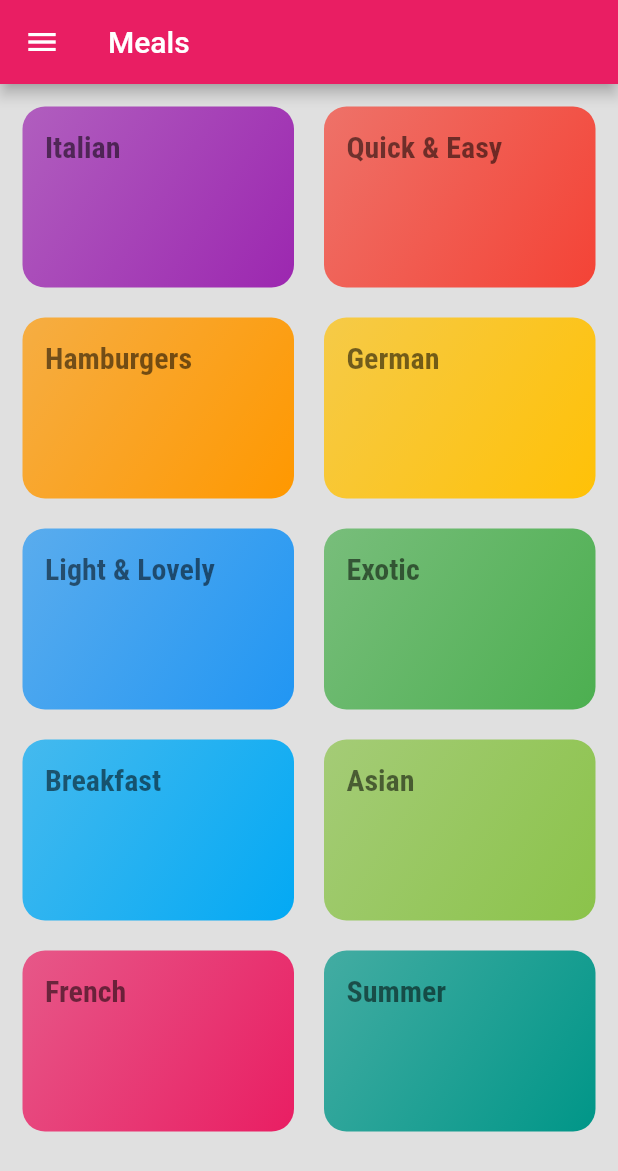
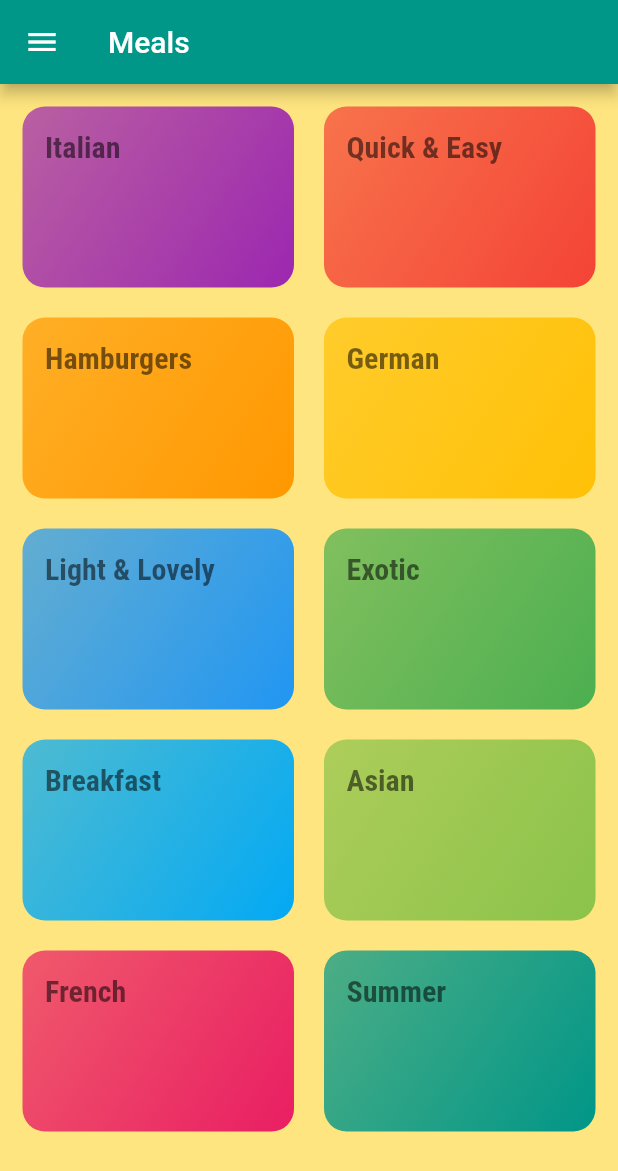
Before and after one commit to muhammadkh242/Recipes, a Flutter app: the screen it shows after launch, on a phone screen of 412 x 824 dp. Shown: the top 1171 px of the screen. Run offline on Flutter 3.47's test engine with Material 2 defaults, Android fonts, the phone set to English and light mode, and no system bars.

Commit message:
add filtration

```diff
--- a/lib/main.dart
+++ b/lib/main.dart
@@ -1,25 +1,64 @@
 import 'package:flutter/material.dart';
+import 'package:meals/dummy_data.dart';
 import 'package:meals/screens/categories_screen.dart';
 import 'package:meals/screens/category_meals_screen.dart';
+import 'package:meals/screens/filters_screen.dart';
 import 'package:meals/screens/meal_details_screen.dart';
+
+import 'models/meal.dart';
 
 void main() {
   runApp(const MyApp());
 }
 
-class MyApp extends StatelessWidget {
+class MyApp extends StatefulWidget {
   const MyApp({Key? key}) : super(key: key);
 
-  // This widget is the root of your application.
+  @override
+  State<MyApp> createState() => _MyAppState();
+}
+
+class _MyAppState extends State<MyApp> {
+  Map<String, bool> _filters = {
+    'gluten': false,
+    'lactose': false,
+    'vegan': false,
+    'vegetarian': false,
+  };
+
+  List<Meal> _availableMeals = DUMMY_MEALS;
+
+  void _setFilters(Map<String, bool> filterData){
+    setState(() {
+      _filters = filterData;
+
+      _availableMeals = DUMMY_MEALS.where((meal){
+        if(_filters['gluten'] == true && !meal.isGlutenFree){
+          return false;
+        }
+        if(_filters['lactose'] == true && !meal.isLactoseFree){
+          return false;
+        }
+        if(_filters['vegan'] == true && !meal.isVegan){
+          return false;
+        }
+        if(_filters['vegetarian'] == true && !meal.isVegetarian){
+          return false;
+        }
+        return true;
+
+      }).toList();
+    });
+  }
   @override
   Widget build(BuildContext context) {
     return MaterialApp(
       theme: ThemeData(
-        scaffoldBackgroundColor: Colors.grey[300],
-        primarySwatch: Colors.pink,
+        scaffoldBackgroundColor: Colors.amberAccent[100],
+        primarySwatch: Colors.teal,
         colorScheme: ThemeData().colorScheme.copyWith(
               secondary: Colors.orangeAccent,
-              primary: Colors.pink,
+              primary: Colors.teal,
             ),
         fontFamily: 'Raleway',
         textTheme: ThemeData.light().textTheme.copyWith(
@@ -40,8 +79,9 @@ class MyApp extends StatelessWidget {
       initialRoute: '/',
       routes: {
         '/': (ctx) => const CategoryScreen(),
-        CategoryMealsScreen.routeName: (ctx) => const CategoryMealsScreen(),
+        CategoryMealsScreen.routeName: (ctx) => CategoryMealsScreen(availableMeals: _availableMeals,),
         MealDetailsScreen.routeName: (ctx) => const MealDetailsScreen(),
+        FiltersScreen.routeName: (ctx) => FiltersScreen(saveFilters: _setFilters,currentFilters: _filters,),
       },
     );
   }
--- a/lib/screens/category_meals_screen.dart
+++ b/lib/screens/category_meals_screen.dart
@@ -7,8 +7,9 @@ import '../models/meal.dart';
 class CategoryMealsScreen extends StatefulWidget {
   static const routeName = '/category_meals';
 
-  const CategoryMealsScreen({Key? key}) : super(key: key);
+  final List<Meal> availableMeals;
 
+  const CategoryMealsScreen({Key? key, required this.availableMeals}) : super(key: key);
   @override
   State<CategoryMealsScreen> createState() => _CategoryMealsScreenState();
 }
@@ -28,7 +29,7 @@ class _CategoryMealsScreenState extends State<CategoryMealsScreen> {
         ModalRoute.of(context)!.settings.arguments as Map<String, String>;
     catTitle = args['title'] ?? "";
     final catId = args['id'];
-    categoryMeals = DUMMY_MEALS.where((meal) {
+    categoryMeals = widget.availableMeals.where((meal) {
       return meal.categories.contains(catId);
     }).toList();
     super.didChangeDependencies();
```
Also changed, not shown: lib/screens/favorites_screen.dart (deleted, +0 -10 lines), lib/screens/filters_screen.dart (added, +119 -0 lines), lib/widgets/main_drawer.dart (+7 -2 lines).
